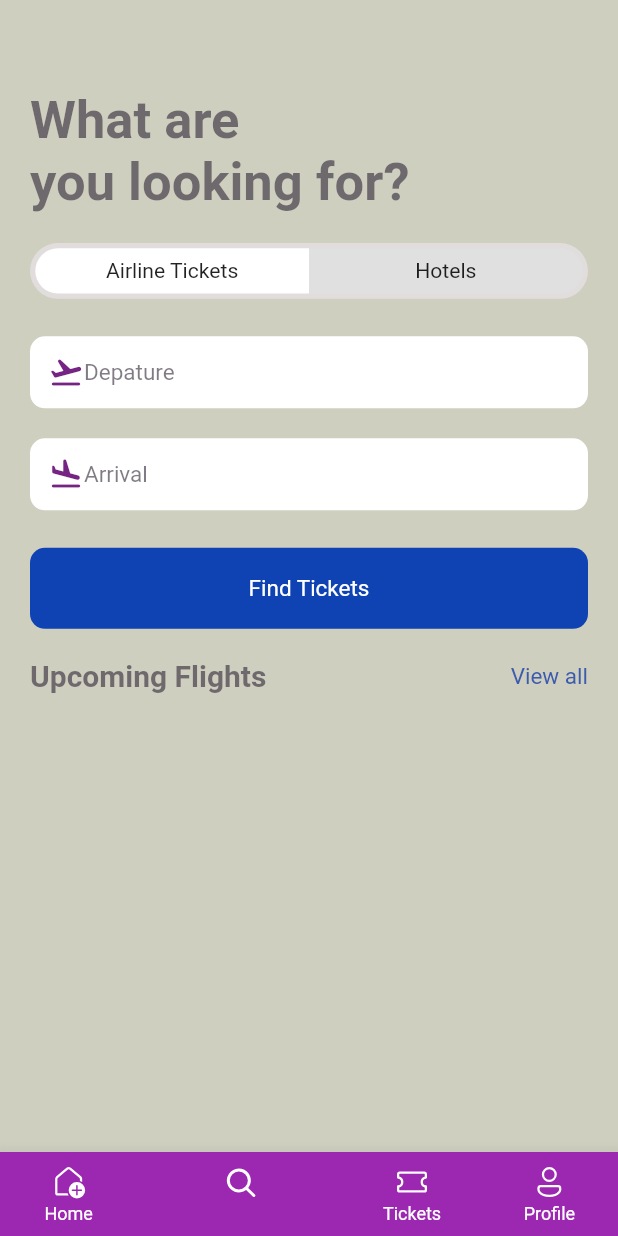
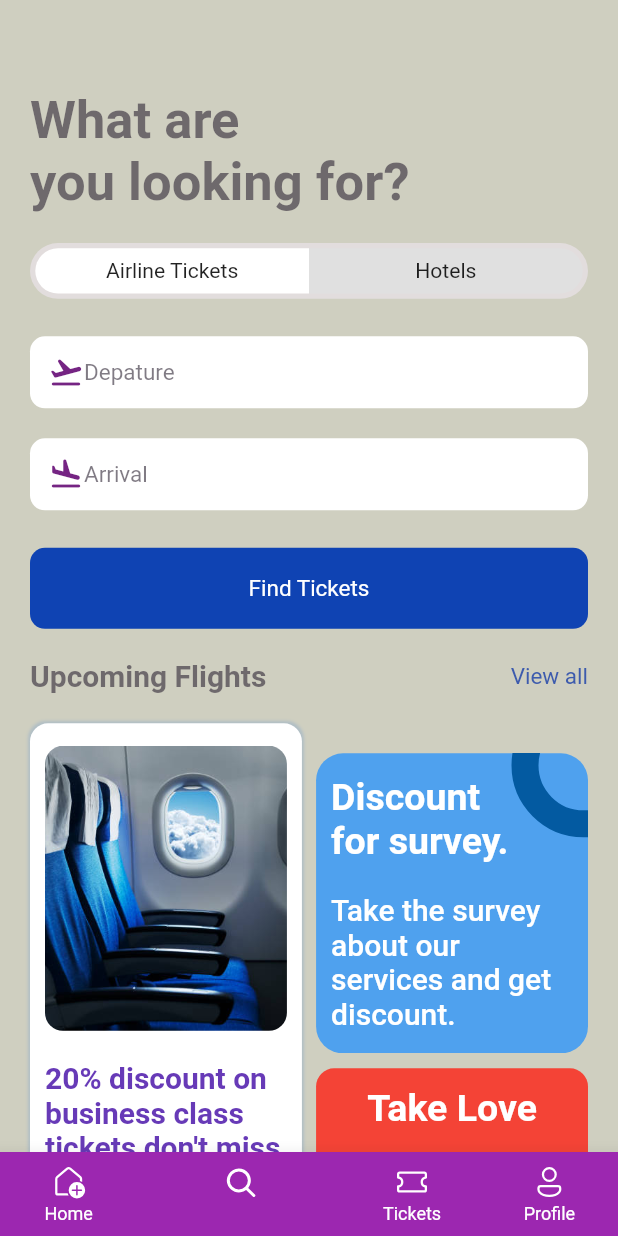
Before and after one commit to picasso653/booking_tickets_app, a Flutter app: the screen it shows after launch, item 2 of the bottom bar chosen, on a phone screen of 412 x 824 dp. Run offline on Flutter 3.47's test engine with Material 2 defaults, Android fonts, the phone set to English and light mode, and no system bars; our stand-ins replace fluentui_icons, get.

Commit message:
Done with the search screen. but no emojis

```diff
--- a/lib/screens/Search_Screen.dart
+++ b/lib/screens/Search_Screen.dart
@@ -69,7 +69,95 @@ class SearchScreen extends StatelessWidget {
             )
         ),
           SizedBox(height: AppLayout.getHeight(20),),
-          const DoubleText(bigText: "Upcoming Flights", smallText: "View all")
+          const DoubleText(bigText: "Upcoming Flights", smallText: "View all"),
+          SizedBox(height: AppLayout.getHeight(20),),
+          Row(
+            mainAxisAlignment: MainAxisAlignment.spaceBetween,
+            children: [
+            Container(
+              height: AppLayout.getHeight(400),
+              width: MediaQuery.of(context).size.width*.44,
+              padding: EdgeInsets.symmetric(vertical: AppLayout.getHeight(15),
+              horizontal: AppLayout.getWidth(10)),
+              decoration: BoxDecoration(
+                boxShadow: [BoxShadow(
+                  color: Colors.blueGrey.shade200,
+                  spreadRadius: 1,
+                  blurRadius: 1
+                )],
+                color: Colors.white,
+                borderRadius: BorderRadius.circular(AppLayout.getHeight(12)),
+              ),
+              child: Column(
+              children: [
+                Container(
+                  height: AppLayout.getHeight(190),
+                  // ignore: prefer_const_constructors
+                  decoration: BoxDecoration(
+                    borderRadius: BorderRadius.circular(AppLayout.getHeight(12)),
+                    image: const DecorationImage(
+                      fit: BoxFit.cover,
+                      image: AssetImage("assets/inside_an_airplane.jpg"))
+                  ),
+                ),
+                SizedBox(height: AppLayout.getHeight(20),),
+                Text("20% discount on business class tickets don't miss out on this chance!",
+                style: Styles.headlineText2.copyWith(color: Colors.deepPurple),)
+              ],
+            ),),
+            Column(children: [
+              Stack(
+                children: [
+                  Container(
+                width: MediaQuery.of(context).size.width*.44,
+                height: AppLayout.getHeight(200),
+                decoration:  BoxDecoration(
+                  color: const Color.fromARGB(255, 79, 161, 238),
+                  borderRadius: BorderRadius.circular(AppLayout.getHeight(18)),
+                ),
+                padding: EdgeInsets.symmetric(horizontal: AppLayout.getWidth(10), vertical: AppLayout.getHeight(15)),
+                child: Column(
+                  crossAxisAlignment: CrossAxisAlignment.start,
+                  children: [
+                    Text("Discount\nfor survey.", style: Styles.headlineText2.copyWith(fontWeight: FontWeight.bold, color: Colors.white, fontSize: 25),),
+                    SizedBox(height: AppLayout.getHeight(20),),
+                    Text("Take the survey about our services and get discount.",
+                    style: Styles.headlineText2.copyWith(fontWeight: FontWeight.w500, color: Colors.white, fontSize: 20),),
+
+                  ],
+                ),
+
+              ),
+              Positioned(
+                right: -45,
+                top: -40,
+                child: Container(
+                padding: EdgeInsets.all(AppLayout.getHeight(30)),
+                decoration: BoxDecoration(
+                  shape: BoxShape.circle,
+                  border: Border.all(width: 18, color: const Color.fromARGB(255, 3, 90, 161))
+                ),
+              ))
+                ],
+              ),
+              SizedBox(height: AppLayout.getHeight(10),),
+              Container(
+                width: MediaQuery.of(context).size.width*.44,
+                height: 150,
+                padding: EdgeInsets.symmetric(vertical: AppLayout.getHeight(12), horizontal: AppLayout.getWidth(12)),
+                decoration: BoxDecoration(
+                  borderRadius: BorderRadius.circular(AppLayout.getHeight(12)),
+                  color: Colors.red
+                ),
+                child: Column(
+                  children: [
+                    Text('Take Love', style: Styles.headlineText1.copyWith(color: Colors.white, fontWeight: FontWeight.bold),textAlign: TextAlign.center,),
+                    SizedBox(height: AppLayout.getHeight(5),),
+                  ],
+                ),
+              )
+            ],)
+          ],)
         ],
       ),
     );
--- a/pubspec.yaml
+++ b/pubspec.yaml
@@ -68,6 +68,7 @@ flutter:
     - assets/hotel_1.jpg
     - assets/Hotel_2.jpg
     - assets/Hotel_3.jpg
+    - assets/inside_an_airplane.jpg
 
   # An image asset can refer to one or more resolution-specific "variants", see
   # https://flutter.dev/assets-and-images/#resolution-aware
```
Also changed, not shown: assets/inside_an_airplane.jpg (added).
